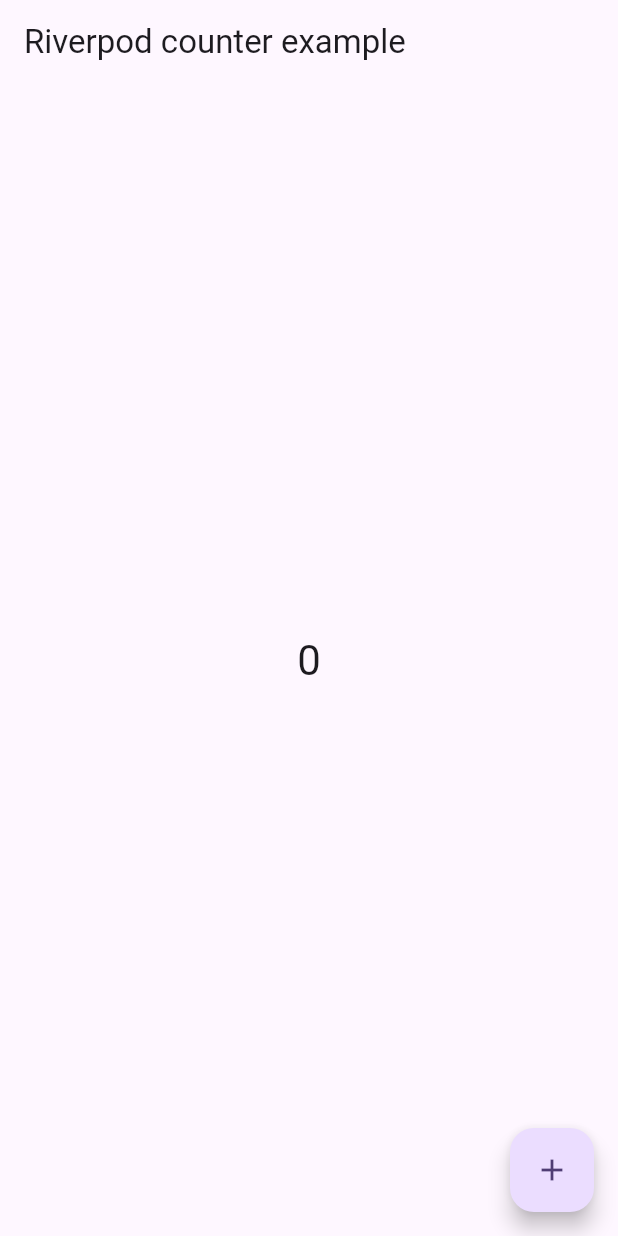
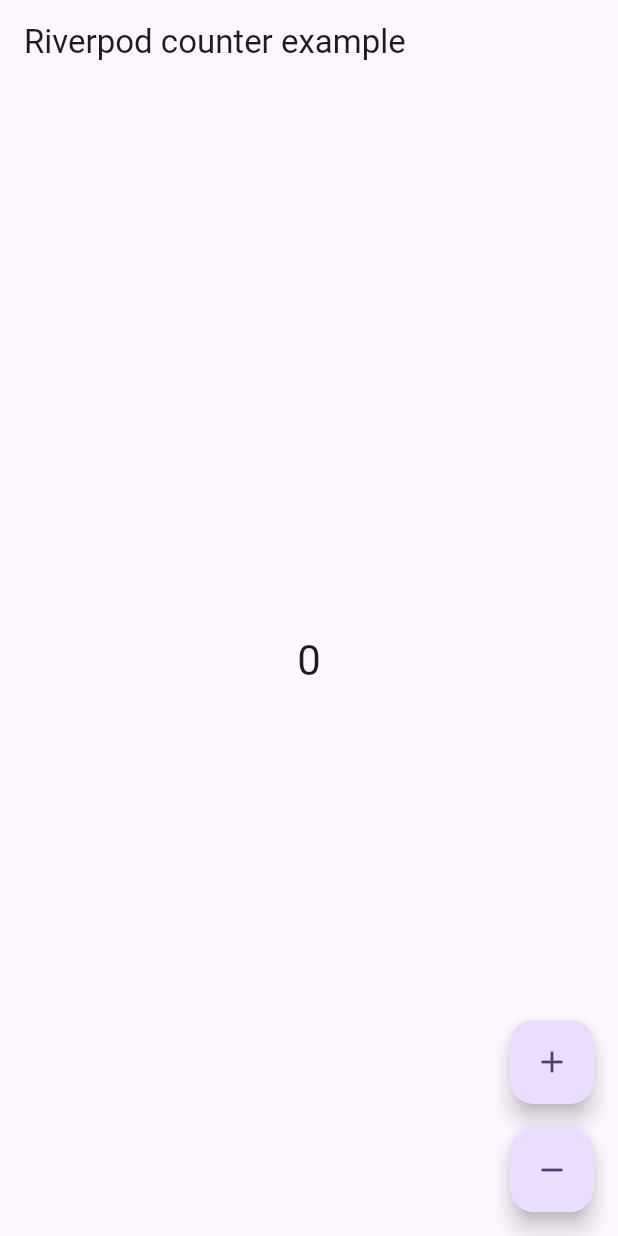
Before and after one commit to OriginMaster2024/origin_master_2024_flutter, a Flutter app: the screen it shows after launch, on a phone screen of 412 x 824 dp. Run offline on Flutter 3.47's test engine with Material 3 defaults, Android fonts, the phone set to English and light mode, and no system bars; our stand-ins replace hooks_riverpod.

Commit message:
Add decrementButton to floatingActionButton

```diff
--- a/lib/sandbox/CounterWithRiverpod/CounterPage.dart
+++ b/lib/sandbox/CounterWithRiverpod/CounterPage.dart
@@ -24,7 +24,14 @@ class CounterPage extends HookConsumerWidget {
           },
         ),
       ),
-      floatingActionButton: incrementButton(context, ref),
+      floatingActionButton: Column(
+        mainAxisSize: MainAxisSize.min,
+        children: [
+          incrementButton(context, ref),
+          const SizedBox(height: 16,),
+          decrementButton(context, ref)
+        ],
+      ),
     );
   }
 
```
